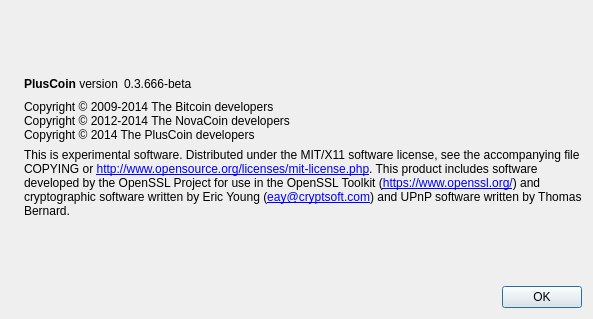
This is src/qt/forms/aboutdialog.ui in devPOOLCOIN/poolcoin as Qt 5 draws it before an edit. The edited form follows.
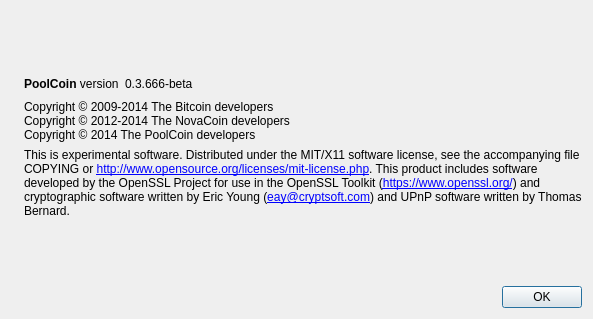
This is the edited form. Icons and pictures are not drawn.

```diff
--- a/src/qt/forms/aboutdialog.ui
+++ b/src/qt/forms/aboutdialog.ui
@@ -50,7 +50,7 @@
           <cursorShape>IBeamCursor</cursorShape>
          </property>
          <property name="text">
-          <string>&lt;b&gt;PlusCoin&lt;/b&gt; version</string>
+          <string>&lt;b&gt;PoolCoin&lt;/b&gt; version</string>
          </property>
          <property name="textInteractionFlags">
           <set>Qt::LinksAccessibleByMouse|Qt::TextSelectableByKeyboard|Qt::TextSelectableByMouse</set>
@@ -93,7 +93,7 @@
        <property name="text">
         <string>Copyright © 2009-2014 The Bitcoin developers
 Copyright © 2012-2014 The NovaCoin developers
-Copyright © 2014 The PlusCoin developers</string>
+Copyright © 2014 The PoolCoin developers</string>
        </property>
        <property name="textInteractionFlags">
         <set>Qt::LinksAccessibleByMouse|Qt::TextSelectableByKeyboard|Qt::TextSelectableByMouse</set>
```
Left out of the diff: 2 changed lines with no effect on the pictures.
